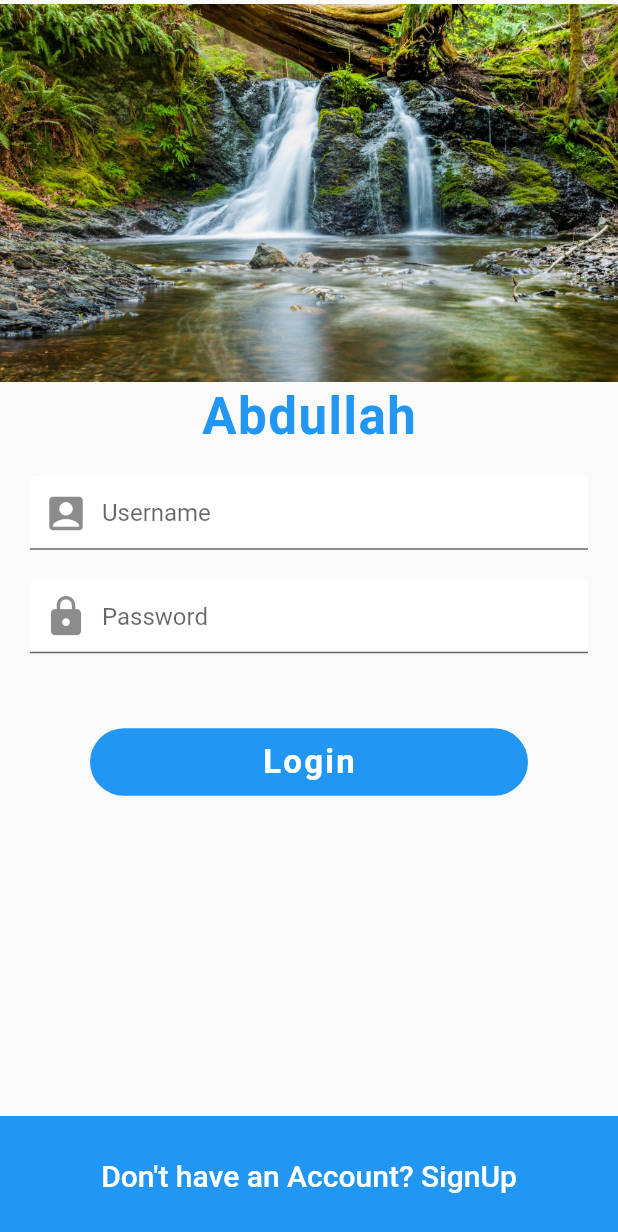
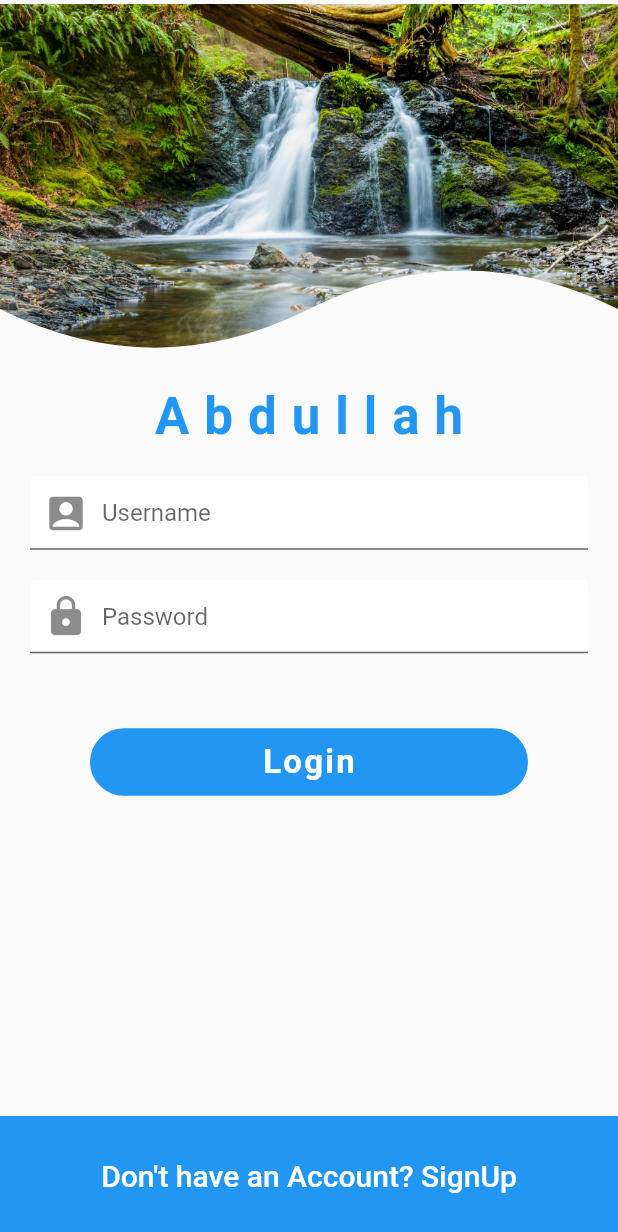
Before and after one commit to Abdulla-Khan/Social-App, a Flutter app: the screen it shows after launch, on a phone screen of 412 x 824 dp. Shown: the top 1232 px of the screen. Run offline on Flutter 3.47's test engine with Material 2 defaults, Android fonts, the phone set to English and light mode, and no system bars.

Commit message:
Changes Made

```diff
--- a/lib/screens/login.dart
+++ b/lib/screens/login.dart
@@ -1,4 +1,5 @@
 import 'package:flutter/material.dart';
+import 'package:social_app/widgets/clipper.dart';
 
 class LoginPage extends StatefulWidget {
   const LoginPage({Key? key}) : super(key: key);
@@ -17,10 +18,13 @@ class _LoginPageState extends State<LoginPage> {
           height: MediaQuery.of(context).size.height,
           child: Column(
             children: <Widget>[
-              Image(
-                height: MediaQuery.of(context).size.height / 3.2,
-                width: double.infinity,
-                image: const AssetImage('assets/login_background.jpg'),
+              ClipPath(
+                clipper: CurveClipper(),
+                child: Image(
+                  height: MediaQuery.of(context).size.height / 3.2,
+                  width: double.infinity,
+                  image: const AssetImage('assets/login_background.jpg'),
+                ),
               ),
               Text(
                 'Abdullah',
@@ -28,7 +32,7 @@ class _LoginPageState extends State<LoginPage> {
                   color: Theme.of(context).primaryColor,
                   fontSize: 34,
                   fontWeight: FontWeight.bold,
-                  letterSpacing: 1.0,
+                  letterSpacing: 10.0,
                 ),
               ),
               const SizedBox(
```
